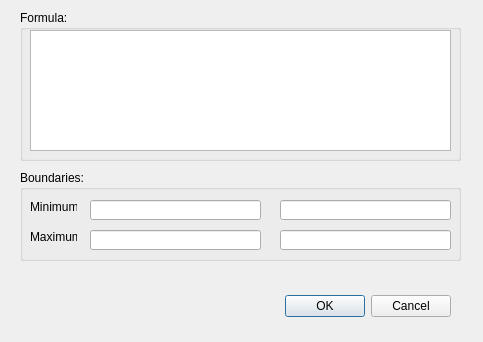
Before: the Qt Designer form ComplexOPT/drawdialog.ui in ray33ee/optima, drawn with Qt 5.
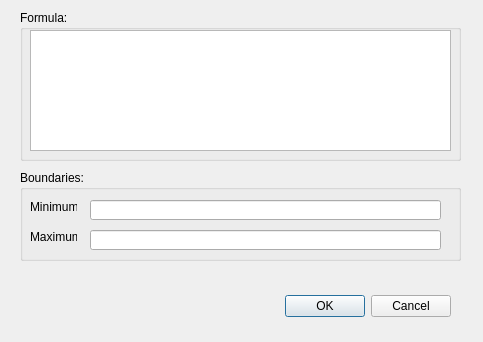
After: the same form once the commit is applied.

Patch:
```diff
--- a/ComplexOPT/drawdialog.ui
+++ b/ComplexOPT/drawdialog.ui
@@ -95,7 +95,7 @@
      <rect>
       <x>70</x>
       <y>30</y>
-      <width>171</width>
+      <width>351</width>
       <height>20</height>
      </rect>
     </property>
@@ -142,27 +142,7 @@
      <rect>
       <x>70</x>
       <y>60</y>
-      <width>171</width>
-      <height>20</height>
-     </rect>
-    </property>
-   </widget>
-   <widget class="QLineEdit" name="txtMinImag">
-    <property name="geometry">
-     <rect>
-      <x>260</x>
-      <y>30</y>
-      <width>171</width>
-      <height>20</height>
-     </rect>
-    </property>
-   </widget>
-   <widget class="QLineEdit" name="txtMaxImag">
-    <property name="geometry">
-     <rect>
-      <x>260</x>
-      <y>60</y>
-      <width>171</width>
+      <width>351</width>
       <height>20</height>
      </rect>
     </property>
```
Left out of the diff: 4 changed lines with no effect on the pictures.
